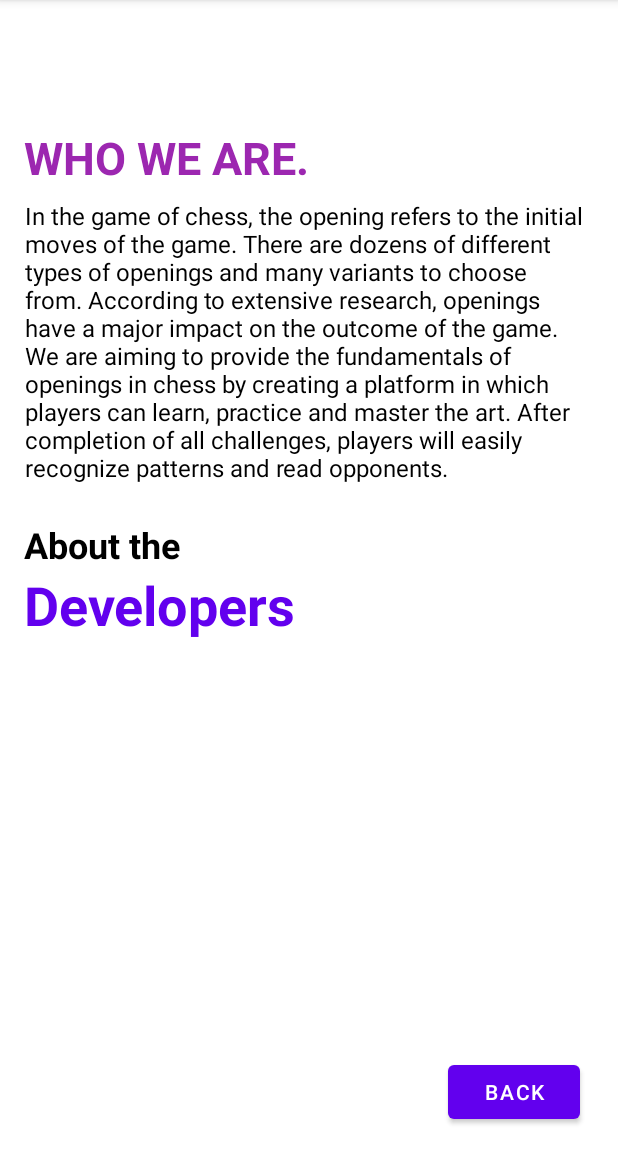
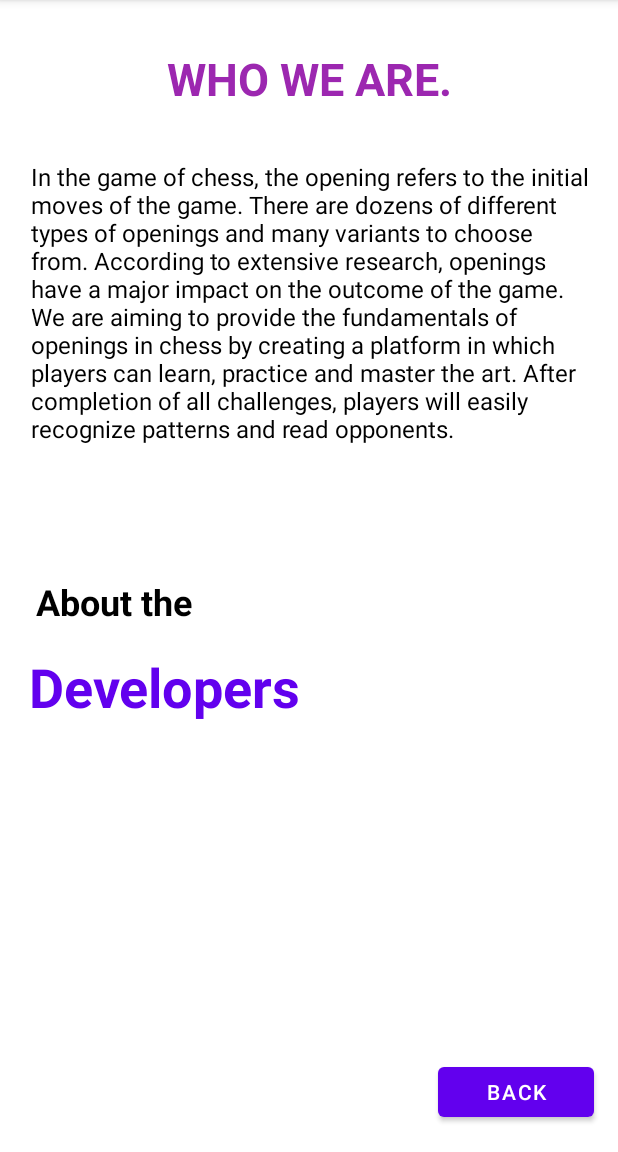
Before and after one commit to Amir228322/Project, an Android app: the About_us screen opened directly, with no data from a screen before it, on a phone screen of 412 x 824 dp, the part 84-1236 px from its top. Run offline under Robolectric (Android 15) with nearby library versions, the phone set to English and light mode, and no system bars.

Commit message:
Fixed bug with About us Button.

```diff
--- a/app/src/main/AndroidManifest.xml
+++ b/app/src/main/AndroidManifest.xml
@@ -16,7 +16,7 @@
         <activity android:name=".italian_opening" />
         <activity android:name=".Practice_Activity" />
         <activity android:name=".opening_main_activity" />
-        <activity android:name=".About_us"/>
+        <activity android:name=".About_us" />
         <activity android:name=".MainActivity">
             <intent-filter>
                 <action android:name="android.intent.action.MAIN" />
--- a/app/src/main/res/layout/about_us.xml
+++ b/app/src/main/res/layout/about_us.xml
@@ -10,95 +10,110 @@
         android:id="@+id/textView2"
         android:layout_width="wrap_content"
         android:layout_height="40dp"
-        android:layout_marginStart="16dp"
-        android:layout_marginBottom="8dp"
         android:text="@string/who_we_are"
         android:textColor="#9C27B0"
         android:textSize="30sp"
         android:textStyle="bold"
-        app:layout_constraintBottom_toTopOf="@+id/textView5"
-        app:layout_constraintStart_toStartOf="parent" />
+        app:layout_constraintBottom_toBottomOf="parent"
+        app:layout_constraintEnd_toEndOf="parent"
+        app:layout_constraintStart_toStartOf="parent"
+        app:layout_constraintTop_toTopOf="parent"
+        app:layout_constraintVertical_bias="0.044" />
 
     <TextView
         android:id="@+id/textView6"
-        android:layout_width="0dp"
-        android:layout_height="32dp"
-        android:layout_marginStart="16dp"
+        android:layout_width="117dp"
+        android:layout_height="33dp"
         android:text="@string/about_the"
         android:textColor="#000000"
         android:textSize="24sp"
         android:textStyle="bold"
-        app:layout_constraintBottom_toTopOf="@+id/textView4"
-        app:layout_constraintStart_toStartOf="parent" />
+        app:layout_constraintBottom_toBottomOf="parent"
+        app:layout_constraintEnd_toEndOf="parent"
+        app:layout_constraintHorizontal_bias="0.081"
+        app:layout_constraintStart_toStartOf="parent"
+        app:layout_constraintTop_toTopOf="parent"
+        app:layout_constraintVertical_bias="0.524" />
 
     <TextView
         android:id="@+id/textView4"
         android:layout_width="374dp"
         android:layout_height="46dp"
-        android:layout_marginStart="16dp"
-        android:layout_marginBottom="24dp"
         android:text="@string/developers"
         android:textColor="@color/purple_500"
         android:textSize="36sp"
         android:textStyle="bold"
-        app:layout_constraintBottom_toTopOf="@+id/imageView3"
-        app:layout_constraintStart_toStartOf="parent" />
+        app:layout_constraintBottom_toBottomOf="parent"
+        app:layout_constraintEnd_toEndOf="parent"
+        app:layout_constraintHorizontal_bias="0.513"
+        app:layout_constraintStart_toStartOf="parent"
+        app:layout_constraintTop_toTopOf="parent"
+        app:layout_constraintVertical_bias="0.6" />
 
     <ImageView
         android:id="@+id/imageView3"
         android:layout_width="113dp"
         android:layout_height="111dp"
-        android:layout_marginStart="16dp"
-        android:layout_marginBottom="208dp"
         android:contentDescription="@string/todo"
         app:layout_constraintBottom_toBottomOf="parent"
+        app:layout_constraintEnd_toEndOf="parent"
+        app:layout_constraintHorizontal_bias="0.053"
         app:layout_constraintStart_toStartOf="parent"
+        app:layout_constraintTop_toTopOf="parent"
+        app:layout_constraintVertical_bias="0.775"
         tools:srcCompat="@tools:sample/avatars" />
 
     <ImageView
         android:id="@+id/imageView4"
-        android:layout_width="wrap_content"
+        android:layout_width="128dp"
         android:layout_height="111dp"
-        android:layout_marginTop="25dp"
         android:contentDescription="@string/todo"
-        app:layout_constraintEnd_toStartOf="@+id/imageView5"
-        app:layout_constraintHorizontal_bias="0.555"
-        app:layout_constraintStart_toEndOf="@+id/imageView3"
-        app:layout_constraintTop_toBottomOf="@+id/textView4"
+        app:layout_constraintBottom_toBottomOf="parent"
+        app:layout_constraintEnd_toEndOf="parent"
+        app:layout_constraintHorizontal_bias="0.498"
+        app:layout_constraintStart_toStartOf="parent"
+        app:layout_constraintTop_toTopOf="parent"
+        app:layout_constraintVertical_bias="0.775"
         tools:srcCompat="@tools:sample/avatars" />
 
     <ImageView
         android:id="@+id/imageView5"
         android:layout_width="113dp"
         android:layout_height="111dp"
-        android:layout_marginTop="25dp"
-        android:layout_marginEnd="20dp"
         android:contentDescription="@string/todo"
+        app:layout_constraintBottom_toBottomOf="parent"
         app:layout_constraintEnd_toEndOf="parent"
-        app:layout_constraintTop_toBottomOf="@+id/textView4"
+        app:layout_constraintHorizontal_bias="0.939"
+        app:layout_constraintStart_toStartOf="parent"
+        app:layout_constraintTop_toTopOf="parent"
+        app:layout_constraintVertical_bias="0.775"
         tools:srcCompat="@tools:sample/avatars" />
 
     <TextView
         android:id="@+id/textView5"
         android:layout_width="375dp"
         android:layout_height="210dp"
-        android:layout_marginEnd="20dp"
-        android:layout_marginBottom="4dp"
         android:text="@string/in_the_game_of_chess_the_opening_refers_to_the_initial_moves_of_the_game_there_are_dozens_of_different_types_of_openings_and_many_variants_to_choose_from_according_to_extensive_research_openings_have_a_major_impact_on_the_outcome_of_the_game_we_are_aiming_to_provide_the_fundamentals_of_openings_in_chess_by_creating_a_platform_in_which_players_can_learn_practice_and_master_the_art_after_completion_of_all_challenges_players_will_easily_recognize_patterns_and_read_opponents"
         android:textColor="#000000"
         android:textSize="16sp"
-        app:layout_constraintBottom_toTopOf="@+id/textView6"
-        app:layout_constraintEnd_toEndOf="parent" />
+        app:layout_constraintBottom_toBottomOf="parent"
+        app:layout_constraintEnd_toEndOf="parent"
+        app:layout_constraintHorizontal_bias="0.555"
+        app:layout_constraintStart_toStartOf="parent"
+        app:layout_constraintTop_toTopOf="parent"
+        app:layout_constraintVertical_bias="0.191" />
 
     <Button
         android:id="@+id/button2"
-        android:layout_width="88dp"
-        android:layout_height="0dp"
-        android:layout_marginEnd="25dp"
-        android:layout_marginBottom="16dp"
+        android:layout_width="104dp"
+        android:layout_height="45dp"
         android:onClick="onClick_about_back"
         android:text="@string/back"
         app:layout_constraintBottom_toBottomOf="parent"
-        app:layout_constraintEnd_toEndOf="parent" />
+        app:layout_constraintEnd_toEndOf="parent"
+        app:layout_constraintHorizontal_bias="0.947"
+        app:layout_constraintStart_toStartOf="parent"
+        app:layout_constraintTop_toTopOf="parent"
+        app:layout_constraintVertical_bias="0.976" />
 
 </androidx.constraintlayout.widget.ConstraintLayout>
```
